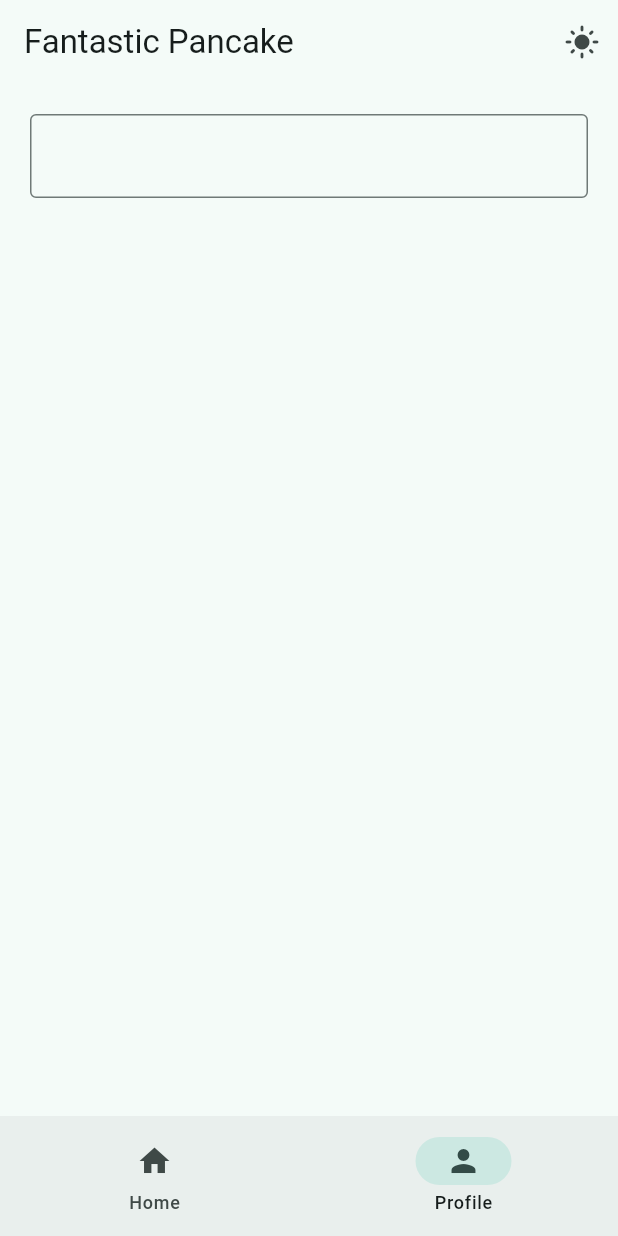
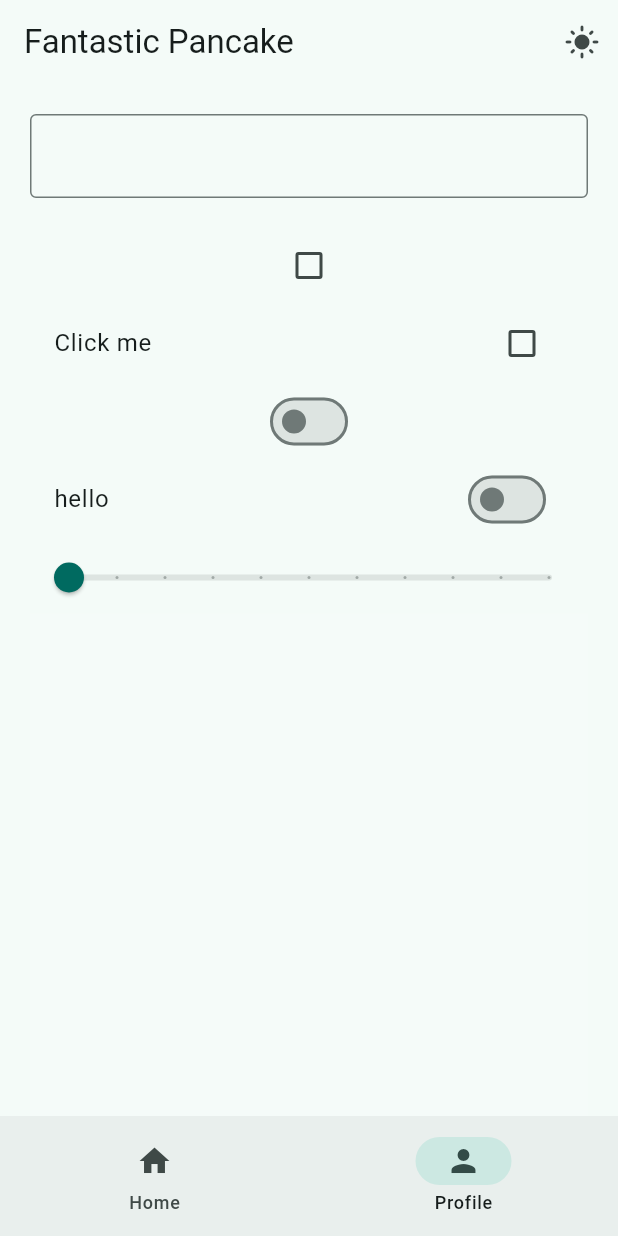
Before and after one commit to Pngtaq/fantastic-pancake, a Flutter app: the screen it shows after launch, item 2 of the bottom bar chosen, on a phone screen of 412 x 824 dp. Run offline on Flutter 3.47's test engine with Material 3 defaults, Android fonts, the phone set to English and light mode, and no system bars.

Commit message:
buttons and dropdown menu

```diff
--- a/lib/views/pages/profile_page.dart
+++ b/lib/views/pages/profile_page.dart
@@ -9,22 +9,91 @@ class ProfilePage extends StatefulWidget {
 
 class _ProfilePageState extends State<ProfilePage> {
   TextEditingController controller = TextEditingController();
+  bool? isChecked = false;
+  bool isSwitched = false;
+  double sliderValue = 0.0;
 
   @override
   Widget build(BuildContext context) {
-    return Padding(
+    return SingleChildScrollView(
+      child: Padding(
         padding: const EdgeInsets.all(20.0),
         child: Column(
           children: [
             TextField(
               decoration: InputDecoration(border: OutlineInputBorder()),
               controller: controller,
-            onEditingComplete: () {
-              setState(() {});
+              onChanged: (String text) {
+                setState(() {
+                  // The setState call tells Flutter to rebuild the UI
+                  // with the controller's latest text.
+                });
               },
             ),
             Text(controller.text),
+            Checkbox(
+              tristate: true,
+              value: isChecked,
+              onChanged: (bool? value) {
+                setState(() {
+                  isChecked = value;
+                });
+              },
+            ),
+            CheckboxListTile(
+              tristate: true,
+              title: Text("Click me"),
+              value: isChecked,
+              onChanged: (bool? value) {
+                setState(() {
+                  isChecked = value;
+                  print(isChecked);
+                });
+              },
+            ),
+            Switch(
+              value: isSwitched,
+              onChanged: (bool value) {
+                setState(() {
+                  isSwitched = value;
+                  print(isSwitched);
+                });
+              },
+            ),
+            SwitchListTile.adaptive(
+              title: Text("hello"),
+              value: isSwitched,
+              onChanged: (bool value) {
+                setState(() {
+                  isSwitched = value;
+                  print(isSwitched);
+                });
+              },
+            ),
+            Slider(
+              value: sliderValue,
+              max: 10,
+              divisions: 10,
+              onChanged: (value) {
+                setState(() {
+                  sliderValue = value;
+                  print(sliderValue);
+                });
+              },
+            ),
+            InkWell(
+              splashColor: Colors.teal,
+              onTap: () {
+                print("hello");
+              },
+              child: Container(
+                height: 500,
+                width: double.infinity,
+                decoration: BoxDecoration(color: Colors.white12),
+              ),
+            ),
           ],
+        ),
       ),
     );
   }
```
Also changed, not shown: pubspec.yaml (+6 -4 lines), assets/images/bg.jpg (added). Lines whose indentation alone changed are shown as unchanged.
